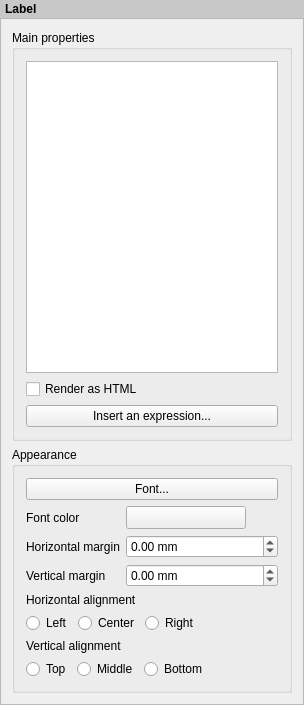
Above: src/ui/qgscomposerlabelwidgetbase.ui from kadas-albireo/kadas-albireo before the change. Below: the same form after it.
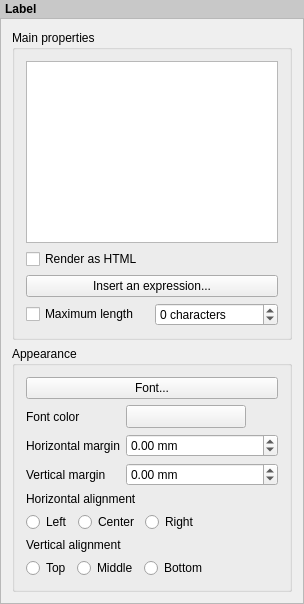
That is the form after the change. Custom widgets are drawn as their Qt base class.

Commit message: Add character size limit to composer label

```diff
--- a/src/ui/qgscomposerlabelwidgetbase.ui
+++ b/src/ui/qgscomposerlabelwidgetbase.ui
@@ -7,7 +7,7 @@
     <x>0</x>
     <y>0</y>
     <width>304</width>
-    <height>705</height>
+    <height>604</height>
    </rect>
   </property>
   <property name="sizePolicy">
@@ -52,8 +52,8 @@
        <rect>
         <x>0</x>
         <y>0</y>
-        <width>302</width>
-        <height>682</height>
+        <width>298</width>
+        <height>580</height>
        </rect>
       </property>
       <layout class="QVBoxLayout" name="mainLayout">
@@ -96,6 +96,33 @@
             </property>
            </widget>
           </item>
+          <item row="3" column="0">
+           <layout class="QHBoxLayout" name="horizontalLayout_2">
+            <item>
+             <widget class="QCheckBox" name="mLengthLimitCheckBox">
+              <property name="text">
+               <string>Maximum length</string>
+              </property>
+             </widget>
+            </item>
+            <item>
+             <widget class="QSpinBox" name="mLengthLimitSpinBox">
+              <property name="suffix">
+               <string> characters</string>
+              </property>
+              <property name="minimum">
+               <number>-1</number>
+              </property>
+              <property name="maximum">
+               <number>9999</number>
+              </property>
+              <property name="value">
+               <number>0</number>
+              </property>
+             </widget>
+            </item>
+           </layout>
+          </item>
          </layout>
         </widget>
        </item>
```
The commit also changes 5 other files.
